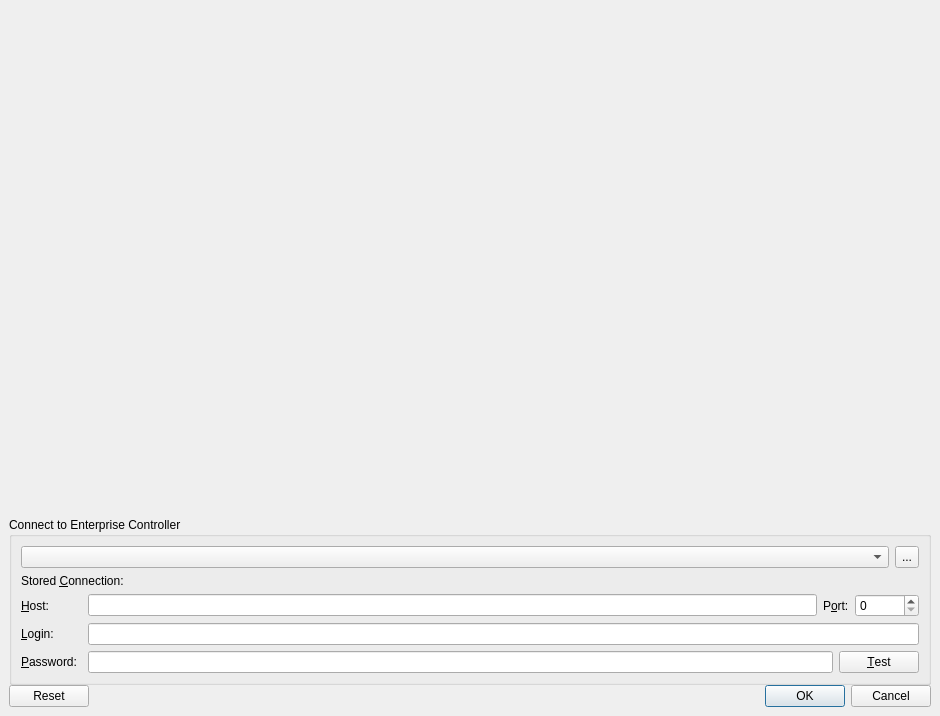
First picture: the form in client/src/ui/dialogs/login_dialog.ui, repository networkoptix/nx_open, before the edit.
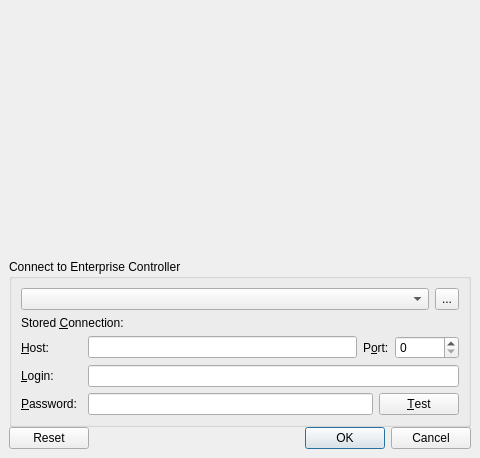
Second picture: the form after the edit.

```diff
--- a/client/src/ui/dialogs/login_dialog.ui
+++ b/client/src/ui/dialogs/login_dialog.ui
@@ -6,8 +6,8 @@
    <rect>
     <x>0</x>
     <y>0</y>
-    <width>940</width>
-    <height>716</height>
+    <width>480</width>
+    <height>458</height>
    </rect>
   </property>
   <property name="windowTitle">
```
